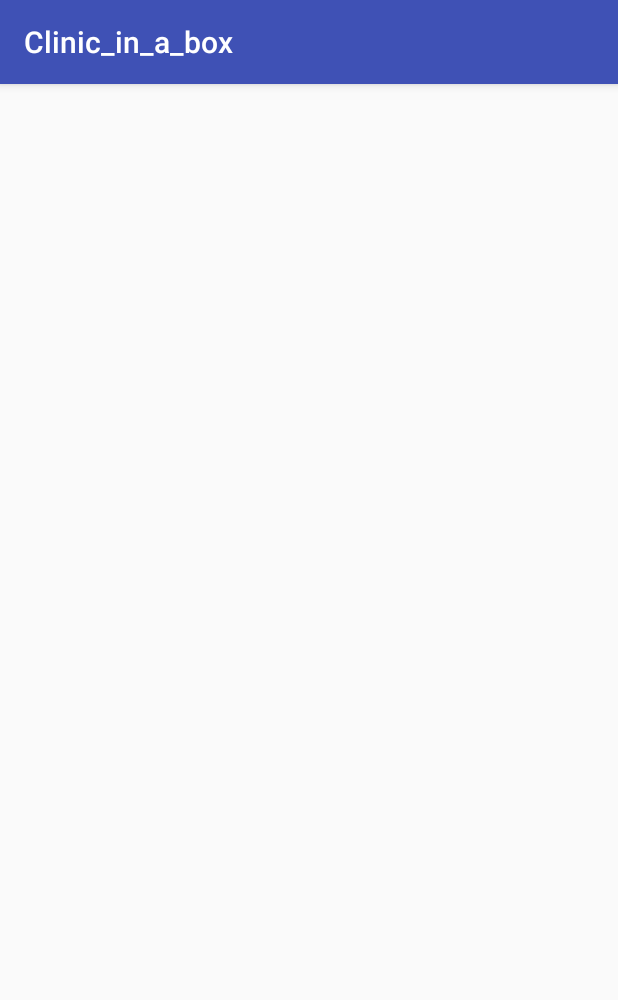
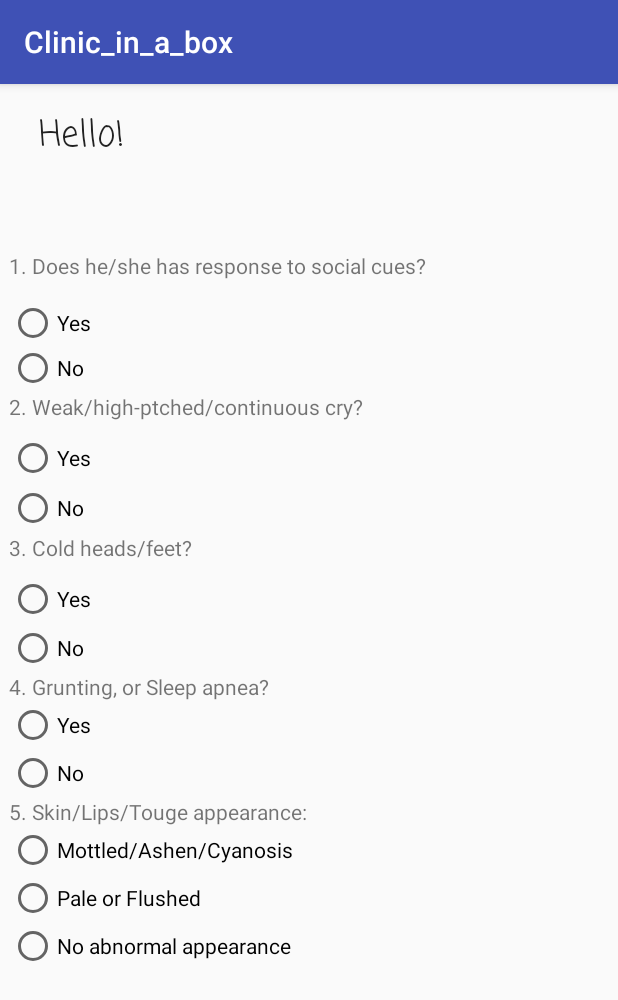
Before and after one commit to yangyytn/Clinic_in_a_box, an Android app: the Questionnaire screen opened directly, with no data from a screen before it, on a phone screen of 412 x 824 dp. Shown: the top 1000 px of the screen. Run offline under Robolectric (Android 15) with nearby library versions, the phone set to English and light mode, and no system bars.

Commit message:
-Interface Updated: welcome, questionnaire, finish

```diff
--- a/app/src/main/res/layout/activity_questionnaire.xml
+++ b/app/src/main/res/layout/activity_questionnaire.xml
@@ -6,4 +6,149 @@
     android:layout_height="match_parent"
     tools:context="com.example.estelleyyy.clinic_in_a_box.Questionnaire">
 
+    <TextView
+        android:id="@+id/questitle"
+        android:layout_width="86dp"
+        android:layout_height="95dp"
+        android:layout_marginStart="26dp"
+        android:layout_marginTop="16dp"
+        android:fontFamily="casual"
+        android:text="Hello!"
+        android:textAppearance="@style/TextAppearance.AppCompat.Headline"
+        app:layout_constraintStart_toStartOf="parent"
+        app:layout_constraintTop_toTopOf="parent" />
+
+    <ScrollView
+        android:id="@+id/scrollView3"
+        android:layout_width="0dp"
+        android:layout_height="0dp"
+        android:layout_marginEnd="6dp"
+        android:layout_marginStart="6dp"
+        app:layout_constraintBottom_toBottomOf="parent"
+        app:layout_constraintEnd_toEndOf="parent"
+        app:layout_constraintStart_toStartOf="parent"
+        app:layout_constraintTop_toBottomOf="@+id/questitle">
+
+        <LinearLayout
+            android:layout_width="match_parent"
+            android:layout_height="wrap_content"
+            android:orientation="vertical">
+
+            <TextView
+                android:id="@+id/q1"
+                android:layout_width="match_parent"
+                android:layout_height="34dp"
+                android:text="1. Does he/she has response to social cues?"
+                tools:layout_editor_absoluteX="38dp"
+                tools:layout_editor_absoluteY="89dp" />
+
+            <RadioButton
+                android:id="@+id/q1Yes"
+                android:layout_width="match_parent"
+                android:layout_height="28dp"
+                android:text="Yes"
+                tools:layout_editor_absoluteX="38dp"
+                tools:layout_editor_absoluteY="155dp" />
+
+            <RadioButton
+                android:id="@+id/q1No"
+                android:layout_width="match_parent"
+                android:layout_height="32dp"
+                android:text="No"
+                tools:layout_editor_absoluteX="38dp"
+                tools:layout_editor_absoluteY="123dp" />
+
+            <TextView
+                android:id="@+id/q2"
+                android:layout_width="match_parent"
+                android:layout_height="27dp"
+                android:text="2. Weak/high-ptched/continuous cry?"
+                tools:layout_editor_absoluteX="38dp"
+                tools:layout_editor_absoluteY="203dp" />
+
+            <RadioButton
+                android:id="@+id/q2Yes"
+                android:layout_width="match_parent"
+                android:layout_height="33dp"
+                android:text="Yes"
+                tools:layout_editor_absoluteX="38dp"
+                tools:layout_editor_absoluteY="238dp" />
+
+            <RadioButton
+                android:id="@+id/q2No"
+                android:layout_width="match_parent"
+                android:layout_height="33dp"
+                android:text="No"
+                tools:layout_editor_absoluteX="38dp"
+                tools:layout_editor_absoluteY="270dp" />
+
+            <TextView
+                android:id="@+id/q3"
+                android:layout_width="match_parent"
+                android:layout_height="27dp"
+                android:text="3. Cold heads/feet?"
+                tools:layout_editor_absoluteX="38dp"
+                tools:layout_editor_absoluteY="321dp" />
+
+            <RadioButton
+                android:id="@+id/q3Yes"
+                android:layout_width="match_parent"
+                android:layout_height="33dp"
+                android:text="Yes"
+                tools:layout_editor_absoluteX="38dp"
+                tools:layout_editor_absoluteY="362dp" />
+
+            <RadioButton
+                android:id="@+id/q3No"
+                android:layout_width="match_parent"
+                android:layout_height="wrap_content"
+                android:text="No"
+                tools:layout_editor_absoluteX="38dp"
+                tools:layout_editor_absoluteY="395dp" />
+
+            <TextView
+                android:id="@+id/q4"
+                android:layout_width="match_parent"
+                android:layout_height="wrap_content"
+                android:text="4. Grunting, or Sleep apnea?" />
+
+            <RadioButton
+                android:id="@+id/q4Yes"
+                android:layout_width="match_parent"
+                android:layout_height="wrap_content"
+                android:text="Yes" />
+
+            <RadioButton
+                android:id="@+id/q4No"
+                android:layout_width="match_parent"
+                android:layout_height="wrap_content"
+                android:text="No" />
+
+            <TextView
+                android:id="@+id/q5"
+                android:layout_width="match_parent"
+                android:layout_height="wrap_content"
+                android:text="5. Skin/Lips/Touge appearance:" />
+
+            <RadioButton
+                android:id="@+id/q5yes1"
+                android:layout_width="match_parent"
+                android:layout_height="wrap_content"
+                android:text="Mottled/Ashen/Cyanosis" />
+
+            <RadioButton
+                android:id="@+id/q5yes2"
+                android:layout_width="match_parent"
+                android:layout_height="wrap_content"
+                android:text="Pale or Flushed" />
+
+            <RadioButton
+                android:id="@+id/q5No"
+                android:layout_width="match_parent"
+                android:layout_height="wrap_content"
+                android:text="No abnormal appearance" />
+        </LinearLayout>
+
+    </ScrollView>
+
 </android.support.constraint.ConstraintLayout>
--- a/app/src/main/res/layout/activity_welcome.xml
+++ b/app/src/main/res/layout/activity_welcome.xml
@@ -9,7 +9,9 @@
     <TextView
         android:layout_width="wrap_content"
         android:layout_height="wrap_content"
-        android:text="Hello World!"
+        android:text="Clinc In A Box"
+        android:textAppearance="@style/TextAppearance.AppCompat.Headline"
+        android:textColor="@android:color/holo_orange_dark"
         app:layout_constraintBottom_toBottomOf="parent"
         app:layout_constraintLeft_toLeftOf="parent"
         app:layout_constraintRight_toRightOf="parent"
```
